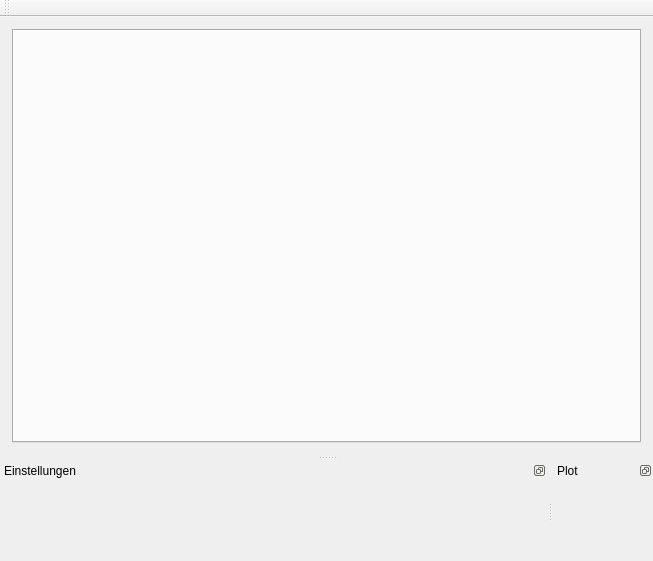
Before: the Qt Designer form ui/main.ui in playduck/visualSpice, drawn with Qt 5.
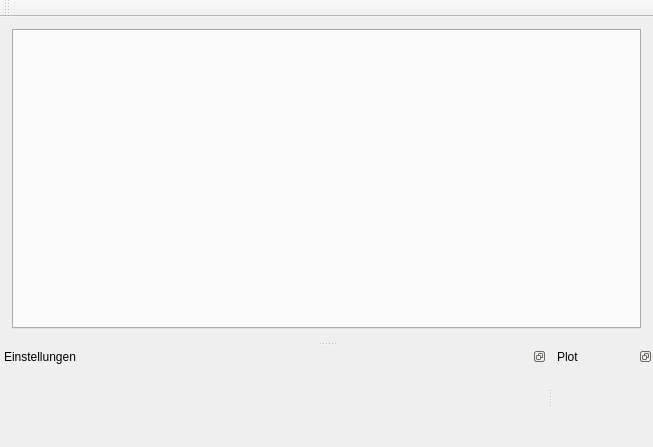
After: the same form once the commit is applied.

Commit message: added node selection signal

```diff
--- a/ui/main.ui
+++ b/ui/main.ui
@@ -7,7 +7,7 @@
     <x>0</x>
     <y>0</y>
     <width>653</width>
-    <height>561</height>
+    <height>432</height>
    </rect>
   </property>
   <property name="windowTitle">
@@ -23,7 +23,7 @@
    <bool>true</bool>
   </property>
   <widget class="QWidget" name="centralwidget">
-   <layout class="QVBoxLayout" name="verticalLayout">
+   <layout class="QHBoxLayout" name="horizontalLayout">
     <property name="spacing">
      <number>-1</number>
     </property>
@@ -77,7 +77,7 @@
   <widget class="QDockWidget" name="dockWidget_3">
    <property name="minimumSize">
     <size>
-     <width>100</width>
+     <width>200</width>
      <height>100</height>
     </size>
    </property>
```
The commit also changes 2 other files.
